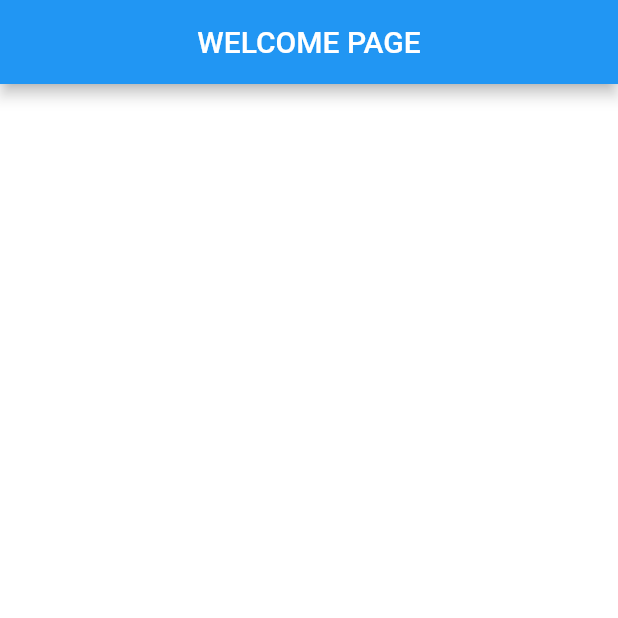
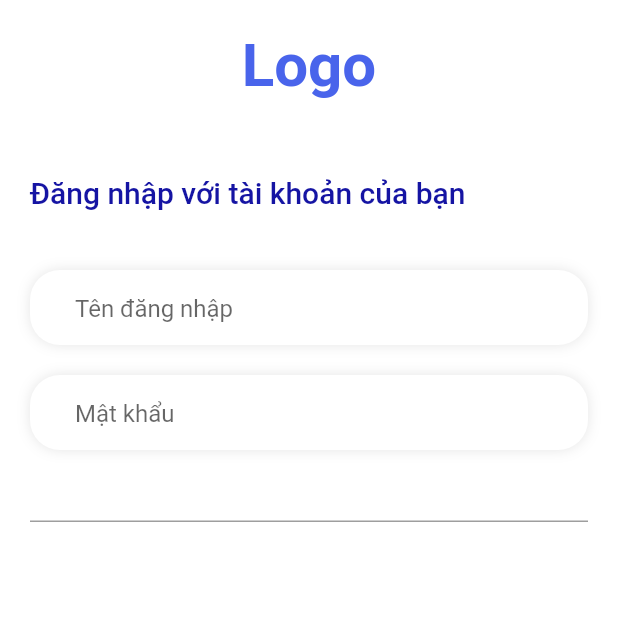
Before and after one commit to Ginnnnn227/Android_QuanLyGiongLua, a Flutter app: the screen it shows after launch, on a phone screen of 412 x 824 dp, the top half of it. Run offline on Flutter 3.47's test engine with Material 2 defaults, Android fonts, the phone set to English and light mode, and no system bars; our stand-ins replace get, hexcolor.

Commit message:
login UI

```diff
--- a/sourceCode/android_kltn_qlgl/lib/main.dart
+++ b/sourceCode/android_kltn_qlgl/lib/main.dart
@@ -1,4 +1,7 @@
+
+import 'package:android_kltn_qlgl/views/splash.view.dart';
 import 'package:flutter/material.dart';
+import 'package:get/get.dart';
 
 void main() {
   runApp(const MyApp());
@@ -10,33 +13,14 @@ class MyApp extends StatelessWidget {
   // This widget is the root of your application.
   @override
   Widget build(BuildContext context) {
-    return MaterialApp(
+    return GetMaterialApp(
       debugShowCheckedModeBanner: false,
       title: 'Quản lý giống lúa',
       theme: ThemeData(
         primarySwatch: Colors.blue,
         scaffoldBackgroundColor: Colors.white,
       ),
-      home: const MyHomePage(),
+      home: const SplashScreen(),
     );
   }
 }
-
-class MyHomePage extends StatefulWidget {
-  const MyHomePage({super.key});
-
-  @override
-  State<MyHomePage> createState() => _MyHomePageState();
-}
-
-class _MyHomePageState extends State<MyHomePage> {
-  @override
-  Widget build(BuildContext context) {
-    return Scaffold(
-      appBar: AppBar(
-        title: const Text('WELCOME PAGE'),
-        centerTitle: true,
-      ),
-    );
-  }
-}
--- /dev/null
+++ b/sourceCode/android_kltn_qlgl/lib/utils/global.colors.dart
@@ -0,0 +1,6 @@
+import 'package:hexcolor/hexcolor.dart';
+
+class GlobalColors{
+  static HexColor mainColor = HexColor("#4964EB");
+  static HexColor textColor = HexColor("#1514a3");
+}
--- /dev/null
+++ b/sourceCode/android_kltn_qlgl/lib/views/login.view.dart
@@ -0,0 +1,55 @@
+import 'package:android_kltn_qlgl/utils/global.colors.dart';
+import 'package:android_kltn_qlgl/widgets/textform.global.dart';
+import 'package:flutter/material.dart';
+
+class LoginPage extends StatelessWidget {
+  LoginPage({super.key});
+
+  final TextEditingController usernameController = TextEditingController();
+
+  final TextEditingController passwordController = TextEditingController();
+
+  @override
+  Widget build(BuildContext context) {
+    return Scaffold(
+      body: SingleChildScrollView(
+        child: SafeArea(
+          child: Container(
+            width: double.infinity,
+            padding: const EdgeInsets.all(20.0),
+            child: Column(
+              crossAxisAlignment: CrossAxisAlignment.start,
+              children: [
+                Container(
+                  alignment: Alignment.center,
+                  child: Text(
+                    "Logo",
+                    style: TextStyle(
+                      color: GlobalColors.mainColor,
+                      fontSize: 40,
+                      fontWeight: FontWeight.bold,
+                    ),
+                  ),
+                ),
+                const SizedBox(height: 50),
+                Text(
+                  "Đăng nhập với tài khoản của bạn",
+                  style: TextStyle(
+                    color: GlobalColors.textColor,
+                    fontSize: 20,
+                    fontWeight: FontWeight.w500,
+                  ),
+                ),
+                const SizedBox(height: 40),
+                TextFormGlobal(controller: usernameController, hintText: "Tên đăng nhập",obscure: false,),
+                const SizedBox(height: 20),
+                TextFormGlobal(controller: passwordController, hintText: "Mật khẩu",obscure: true,),
+                TextFormField(obscureText: true,decoration: InputDecoration(),),
+              ],
+            ),
+          ),
+        ),
+      ),
+    );
+  }
+}
--- /dev/null
+++ b/sourceCode/android_kltn_qlgl/lib/views/splash.view.dart
@@ -0,0 +1,28 @@
+import 'dart:async';
+
+import 'package:android_kltn_qlgl/utils/global.colors.dart';
+import 'package:android_kltn_qlgl/views/login.view.dart';
+import 'package:flutter/material.dart';
+import 'package:get/get.dart';
+
+class SplashScreen extends StatelessWidget {
+  const SplashScreen({super.key});
+
+  @override
+  Widget build(BuildContext context) {
+    Timer(const Duration(seconds: 1),(){Get.to(LoginPage());});
+    return Scaffold(
+      backgroundColor: GlobalColors.mainColor,
+      body: const Center(
+        child: Text(
+          'Logo',
+          style: TextStyle(
+            fontSize: 40,
+            color: Colors.white,
+            fontWeight: FontWeight.bold,
+          ),
+        ),
+      ),
+    );
+  }
+}
--- /dev/null
+++ b/sourceCode/android_kltn_qlgl/lib/widgets/textform.global.dart
@@ -0,0 +1,38 @@
+import 'package:flutter/material.dart';
+
+class TextFormGlobal extends StatelessWidget {
+  const TextFormGlobal({
+    super.key,
+    required this.controller,
+    required this.hintText,
+    required this.obscure,
+  });
+  final TextEditingController controller;
+  final String hintText;
+  final bool obscure;
+
+  @override
+  Widget build(BuildContext context) {
+    return Container(
+      height: 50,
+      padding: const EdgeInsets.only(left: 30, right: 35, top: 2),
+      decoration: BoxDecoration(
+          color: Colors.white,
+          borderRadius: BorderRadius.circular(20),
+          boxShadow: [
+            BoxShadow(
+              color: Colors.black.withOpacity(0.1),
+              blurRadius: 7,
+            )
+          ]),
+      child: TextFormField(
+        controller: controller,
+        obscureText: obscure,
+        decoration: InputDecoration(
+          hintText: hintText,
+          border: InputBorder.none,
+        ),
+      ),
+    );
+  }
+}
--- a/sourceCode/android_kltn_qlgl/pubspec.yaml
+++ b/sourceCode/android_kltn_qlgl/pubspec.yaml
@@ -35,7 +35,9 @@ dependencies:
 
   # The following adds the Cupertino Icons font to your application.
   # Use with the CupertinoIcons class for iOS style icons.
-  cupertino_icons: ^1.0.2
+  cupertino_icons: ^1.0.5
+  get: ^4.6.5 # lib getX
+  hexcolor: ^3.0.1 # lib get code hexcolor
 
 dev_dependencies:
   flutter_test:
```
